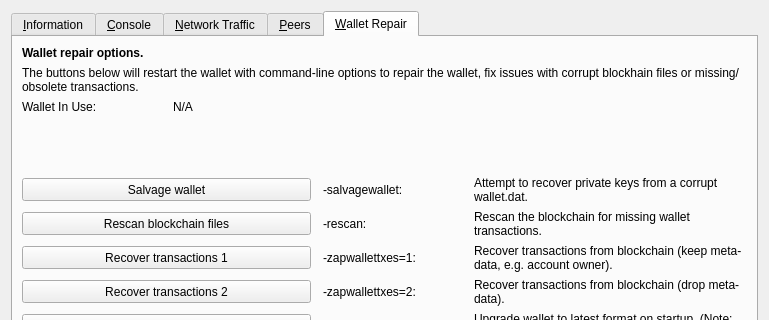
First picture: the form in src/qt/forms/rpcconsole.ui, repository TheArcadiaGroup/DAPS, before the edit; both pictures show x 0 to 769 and y 0 to 320 of the 769 by 485 pixel window.
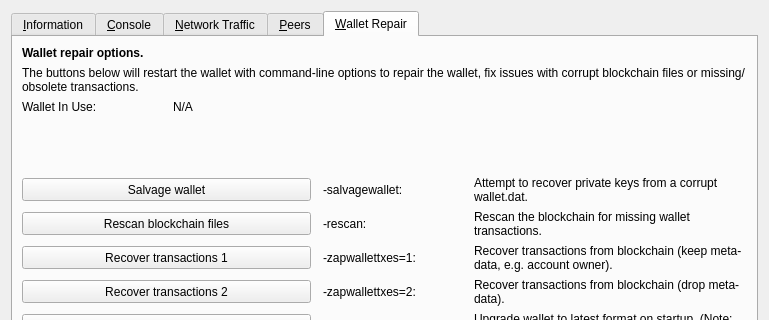
Second picture: the form after the edit. The open tabs and pages were chosen to show the change. Icons and pictures are not drawn. Custom widgets are drawn as their Qt base class.

Commit message:
DAPS-1260 - Qt > Tools: Typo in description of Wallet Repair tab
Fix typo

The edit to the form file:
```diff
--- a/src/qt/forms/rpcconsole.ui
+++ b/src/qt/forms/rpcconsole.ui
@@ -1279,7 +1279,7 @@
           </font>
          </property>
          <property name="text">
-          <string>The buttons below will restart the wallet with command-line options to repair the wallet, fix issues with corrupt blockhain files or missing/obsolete transactions.</string>
+          <string>The buttons below will restart the wallet with command-line options to repair the wallet, fix issues with corrupt blockchain files or missing/obsolete transactions.</string>
          </property>
          <property name="wordWrap">
           <bool>true</bool>
```
